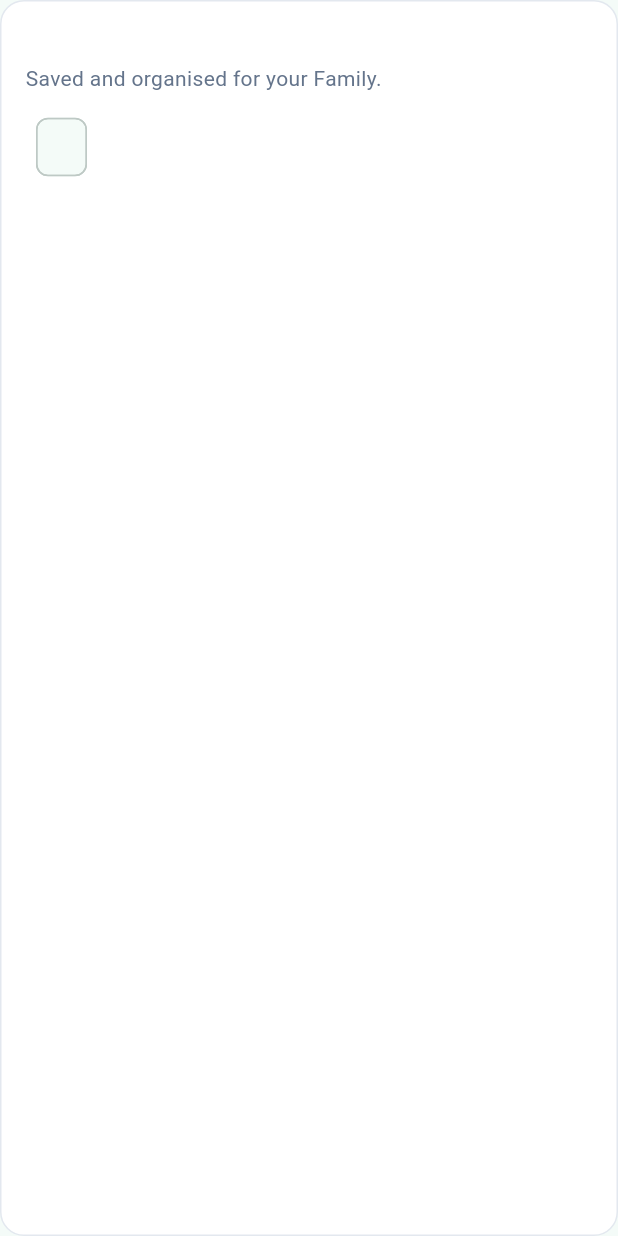
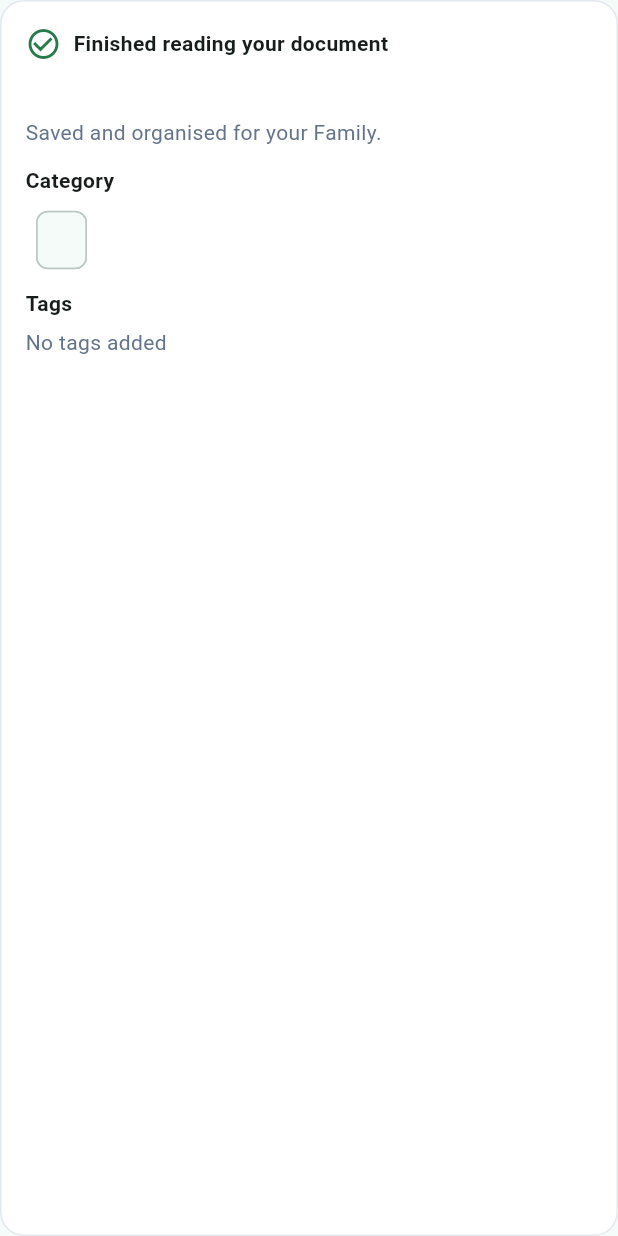
Before and after one commit to kiasolutionsnz/familydocuments, a Flutter app: the _AnalysisResult widget shown alone on an empty page, opened directly with empty values, on a phone screen of 412 x 824 dp. Run offline on Flutter 3.47's test engine with Material 3 defaults, Android fonts, the phone set to English and light mode, and no system bars; our stand-ins replace file_picker, flutter_secure_storage; missing offline and left inert: dart:html; accounts and stored records are empty.

Commit message:
Clarify OCR completion and document classification

```diff
--- a/familydocuments_flutter/lib/main.dart
+++ b/familydocuments_flutter/lib/main.dart
@@ -1181,7 +1181,9 @@ class Home extends StatelessWidget {
                                   child: const Text('Save there'),
                                 ),
                                 OutlinedButton(
-                                  onPressed: busy ? null : onClearAttachment,
+                                  onPressed: busy
+                                      ? null
+                                      : onChooseUploadCategory,
                                   child: const Text('Choose category'),
                                 ),
                               ],
@@ -1584,6 +1586,17 @@ class _AnalysisResult extends StatelessWidget {
     child: Column(
       crossAxisAlignment: CrossAxisAlignment.start,
       children: [
+        const Row(
+          children: [
+            Icon(Icons.check_circle_outline, color: Color(0xff287a4d)),
+            SizedBox(width: 8),
+            Text(
+              'Finished reading your document',
+              style: TextStyle(fontWeight: FontWeight.w700),
+            ),
+          ],
+        ),
+        const SizedBox(height: 12),
         Text(result.title, style: const TextStyle(fontWeight: FontWeight.w700)),
         if (fileName != null && fileName != result.title) ...[
           const SizedBox(height: 2),
@@ -1595,14 +1608,25 @@ class _AnalysisResult extends StatelessWidget {
           style: TextStyle(color: Color(0xff64748b)),
         ),
         const SizedBox(height: 12),
-        Wrap(
-          spacing: 6,
-          runSpacing: 6,
-          children: [
-            result.category,
-            ...result.tags,
-          ].map((value) => Chip(label: Text(value))).toList(),
-        ),
+        const Text('Category', style: TextStyle(fontWeight: FontWeight.w600)),
+        const SizedBox(height: 6),
+        Chip(label: Text(result.category)),
+        const SizedBox(height: 8),
+        const Text('Tags', style: TextStyle(fontWeight: FontWeight.w600)),
+        const SizedBox(height: 6),
+        if (result.tags.isEmpty)
+          const Text(
+            'No tags added',
+            style: TextStyle(color: Color(0xff64748b)),
+          )
+        else
+          Wrap(
+            spacing: 6,
+            runSpacing: 6,
+            children: result.tags
+                .map((value) => Chip(label: Text(value)))
+                .toList(),
+          ),
       ],
     ),
   );
```
Also changed, not shown: 1 other file.
